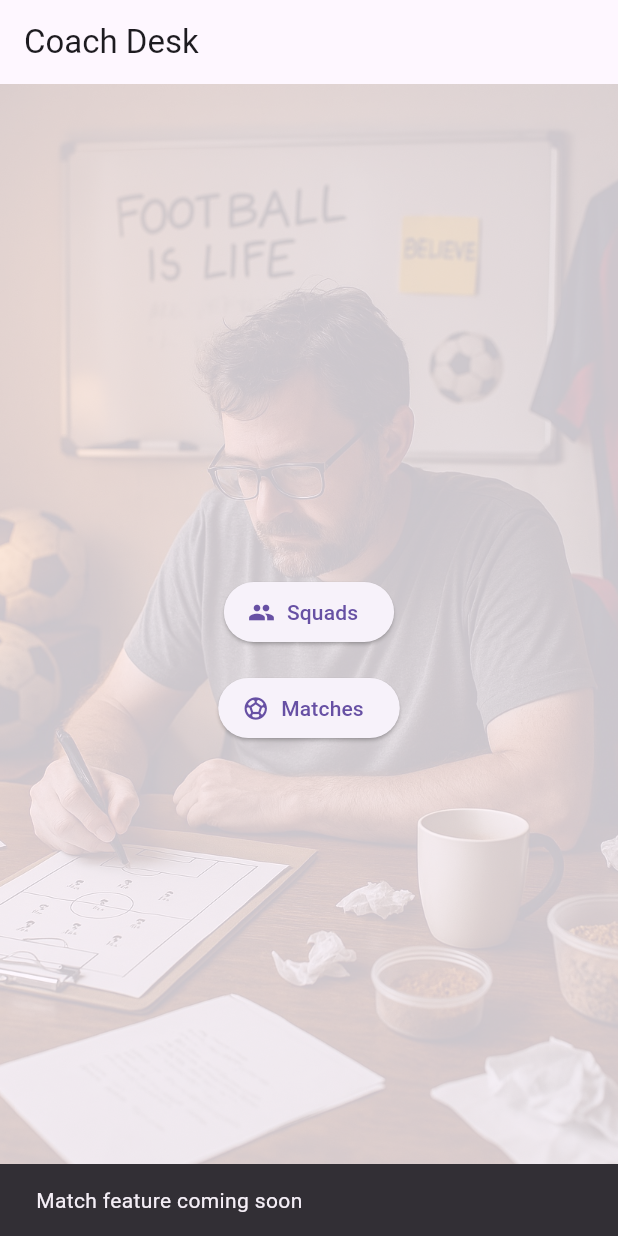
After one commit to vanstoner/coach_desk, a Flutter app: the screen it shows after launch, after a tap on "Matches", on a phone screen of 412 x 824 dp. The commit adds this screen. Run offline on Flutter 3.47's test engine with Material 3 defaults, Android fonts, the light colour scheme and no system bars; our stand-ins replace flutter_riverpod, freezed_annotation, hive, hive_flutter; accounts and stored records are empty.

Commit message:
feat: implement squad creation and editing flow
- Added Squad model, repository, and notifier
- Created SquadListScreen to view and add squads
- Added SquadDetailScreen to manage squad members and assign captain
- Linked from HomeScreen for navigation

Closes #11

```diff
--- a/lib/domain/models/player.dart
+++ b/lib/domain/models/player.dart
@@ -10,6 +10,7 @@ class Player with _$Player {
     required String name,
     int? shirtNumber,
     required String preferredPosition,
+    @Default(false) bool unwillingGoalkeeper,
   }) = _Player;
 
   factory Player.fromJson(Map<String, dynamic> json) => _$PlayerFromJson(json);
--- a/lib/main.dart
+++ b/lib/main.dart
@@ -1,13 +1,14 @@
 import 'package:flutter/material.dart';
 import 'package:flutter_riverpod/flutter_riverpod.dart';
-import 'screens/squad_screen.dart';
+import 'screens/home_screen.dart';
+import 'screens/player_list_screen.dart';
 import 'package:hive_flutter/hive_flutter.dart'; // ✅ this defines initFlutter
 
 
 void main() async {
   WidgetsFlutterBinding.ensureInitialized();
 
-  // Initialise Hive
+  // Initialise Hive for local storage
   await Hive.initFlutter();
 
   runApp(const ProviderScope(child: MyApp()));
@@ -21,7 +22,7 @@ class MyApp extends StatelessWidget {
     return const MaterialApp(
       title: 'Coach Desk',
       debugShowCheckedModeBanner: false,
-      home: SquadScreen(),
+      home: HomeScreen(),
     );
   }
 }
--- /dev/null
+++ b/lib/screens/home_screen.dart
@@ -0,0 +1,51 @@
+import 'package:flutter/material.dart';
+import 'squad_list_screen.dart';
+
+class HomeScreen extends StatelessWidget {
+  const HomeScreen({super.key});
+
+  @override
+  Widget build(BuildContext context) {
+    return Scaffold(
+      appBar: AppBar(title: const Text('Coach Desk')),
+      body: Stack(
+        fit: StackFit.expand,
+        children: [
+          Opacity(
+            opacity: 0.2,
+            child: Image.asset(
+              'assets/images/coachdesk_background.jpg',
+              fit: BoxFit.cover,
+            ),
+          ),
+          Center(
+            child: Column(
+              mainAxisSize: MainAxisSize.min,
+              children: [
+                ElevatedButton.icon(
+                  icon: const Icon(Icons.group),
+                  label: const Text('Squads'),
+                  onPressed: () {
+                    Navigator.of(context).push(
+                      MaterialPageRoute(builder: (_) => const SquadListScreen()),
+                    );
+                  },
+                ),
+                const SizedBox(height: 16),
+                ElevatedButton.icon(
+                  icon: const Icon(Icons.sports_soccer),
+                  label: const Text('Matches'),
+                  onPressed: () {
+                    ScaffoldMessenger.of(context).showSnackBar(
+                      const SnackBar(content: Text('Match feature coming soon')),
+                    );
+                  },
+                ),
+              ],
+            ),
+          ),
+        ],
+      ),
+    );
+  }
+}
--- a/lib/state/providers.dart
+++ b/lib/state/providers.dart
@@ -1,7 +1,13 @@
 import 'package:flutter_riverpod/flutter_riverpod.dart';
 import '../data/hive/hive_player_repository.dart';
+import '../data/hive/hive_squad_repository.dart';
 import '../domain/repositories/player_repository.dart';
+import '../domain/repositories/squad_repository.dart';
 
 final playerRepositoryProvider = Provider<PlayerRepository>((ref) {
   return HivePlayerRepository();
 });
+
+final squadRepositoryProvider = Provider<SquadRepository>((ref) {
+  return HiveSquadRepository();
+});
--- a/pubspec.yaml
+++ b/pubspec.yaml
@@ -29,3 +29,5 @@ dev_dependencies:
 
 flutter:
   uses-material-design: true
+  assets:
+    - assets/images/coachdesk_background.jpg
```
Also changed, not shown: lib/data/hive/hive_squad_repository.dart (added, +28 -0 lines), lib/domain/models/squad.dart (added, +16 -0 lines), lib/domain/repositories/squad_repository.dart (added, +7 -0 lines), lib/screens/player_list_screen.dart (renamed from lib/screens/squad_screen.dart, +5 -4 lines), lib/screens/squad_detail_screen.dart (added, +108 -0 lines), lib/screens/squad_list_screen.dart (added, +69 -0 lines), lib/state/player_provider.dart (added, +55 -0 lines), lib/state/squad_provider.dart (+21 -27 lines), assets/images/coachdesk_background.jpg (added), assets/images/coachdesk_background.png (added), lib/domain/models/player.freezed.dart, lib/domain/models/player.g.dart, lib/domain/models/squad.freezed.dart (added), lib/domain/models/squad.g.dart (added).
